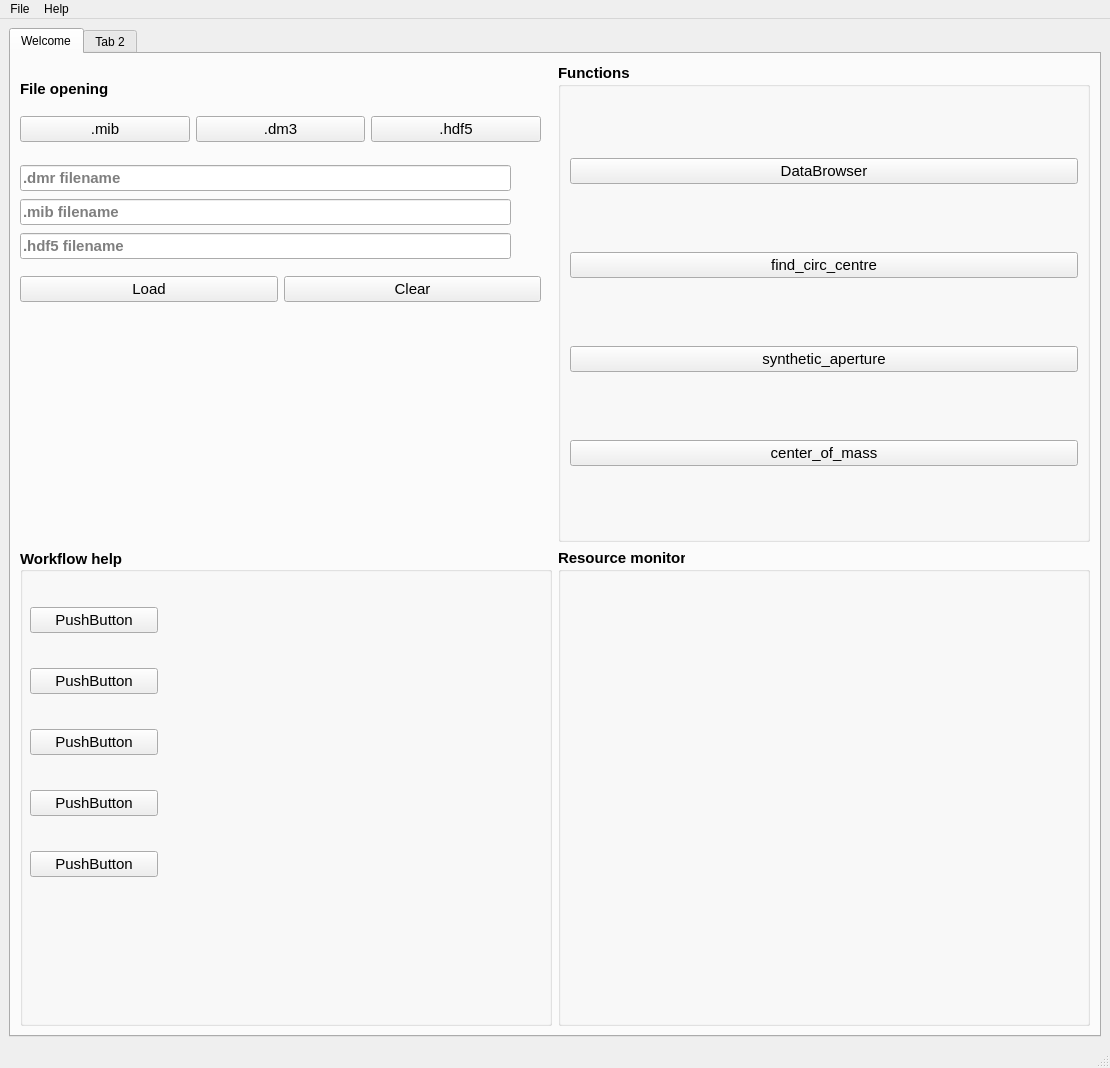
Old version of the form homescreen.ui in the repository CS26-FPD-Explorer/FPD-Explorer.
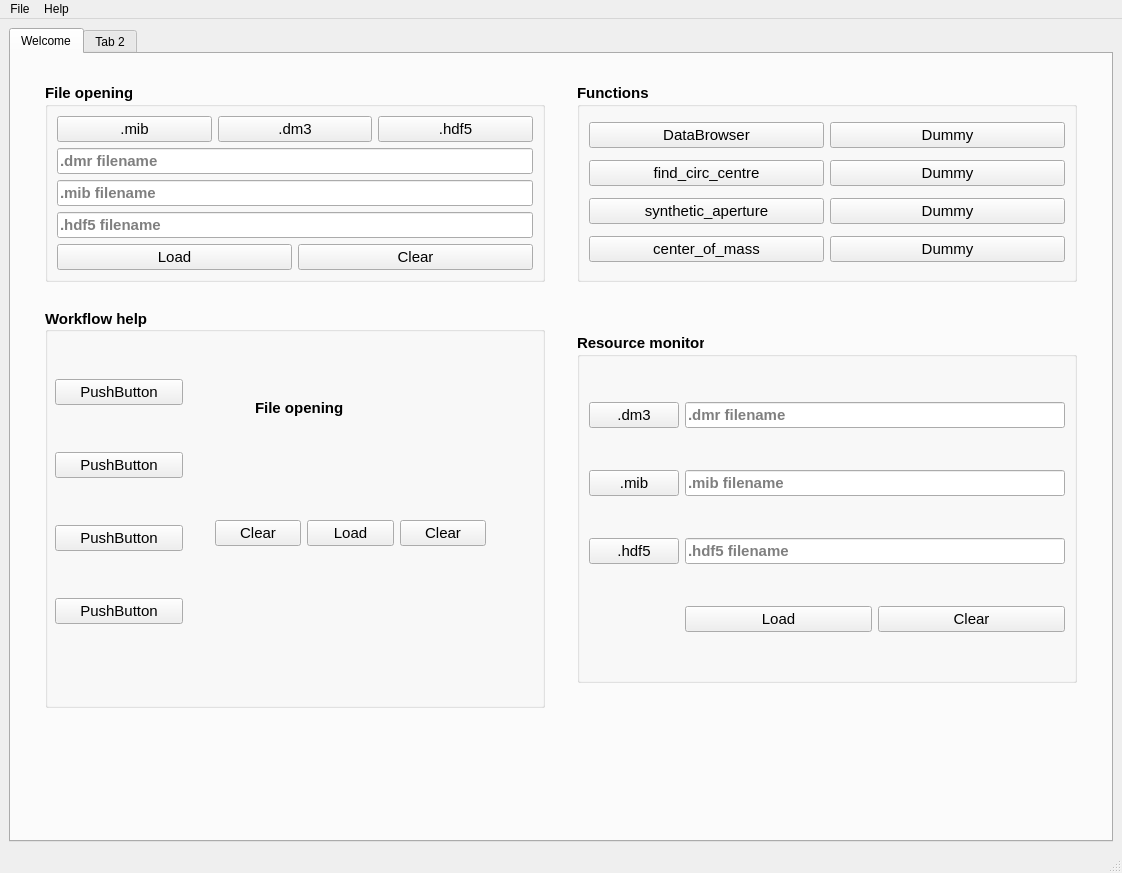
New version of the form.

Commit message: Layout changes to the whole tab to make its widgets scale in a sensible way + alternative file opening layout

Diff of the .ui file:
```diff
--- a/homescreen.ui
+++ b/homescreen.ui
@@ -6,8 +6,8 @@
    <rect>
     <x>0</x>
     <y>0</y>
-    <width>1110</width>
-    <height>1068</height>
+    <width>1122</width>
+    <height>873</height>
    </rect>
   </property>
   <property name="windowTitle">
@@ -19,8 +19,8 @@
      <widget class="QTabWidget" name="tabWidget">
       <property name="minimumSize">
        <size>
-        <width>1088</width>
-        <height>995</height>
+        <width>1100</width>
+        <height>800</height>
        </size>
       </property>
       <property name="currentIndex">
@@ -31,8 +31,42 @@
         <string>Welcome</string>
        </attribute>
        <layout class="QGridLayout" name="gridLayout">
-        <item row="1" column="1">
-         <widget class="QGroupBox" name="groupBox_2">
+        <item row="1" column="2">
+         <spacer name="mid_hSpacer">
+          <property name="orientation">
+           <enum>Qt::Horizontal</enum>
+          </property>
+          <property name="sizeType">
+           <enum>QSizePolicy::Maximum</enum>
+          </property>
+          <property name="sizeHint" stdset="0">
+           <size>
+            <width>100</width>
+            <height>20</height>
+           </size>
+          </property>
+         </spacer>
+        </item>
+        <item row="3" column="3">
+         <widget class="QGroupBox" name="resource_groupBox">
+          <property name="sizePolicy">
+           <sizepolicy hsizetype="Expanding" vsizetype="Expanding">
+            <horstretch>0</horstretch>
+            <verstretch>0</verstretch>
+           </sizepolicy>
+          </property>
+          <property name="minimumSize">
+           <size>
+            <width>500</width>
+            <height>0</height>
+           </size>
+          </property>
+          <property name="maximumSize">
+           <size>
+            <width>16777215</width>
+            <height>350</height>
+           </size>
+          </property>
           <property name="font">
            <font>
             <pointsize>11</pointsize>
@@ -42,32 +76,33 @@
            </font>
           </property>
           <property name="title">
-           <string>Functions</string>
+           <string>Resource monitor</string>
           </property>
-          <layout class="QGridLayout" name="gridLayout_3">
-           <item row="0" column="0">
-            <widget class="QPushButton" name="pushButton_40">
-             <property name="font">
-              <font>
-               <pointsize>11</pointsize>
-               <weight>50</weight>
-               <bold>false</bold>
-               <underline>false</underline>
-              </font>
+          <layout class="QGridLayout" name="gridLayout_4">
+           <item row="3" column="1" colspan="4">
+            <widget class="QLineEdit" name="hdf5_line_3">
+             <property name="autoFillBackground">
+              <bool>false</bool>
              </property>
+             <property name="inputMask">
+              <string/>
+             </property>
              <property name="text">
-              <string>DataBrowser</string>
+              <string/>
              </property>
-             <property name="checkable">
-              <bool>false</bool>
+             <property name="readOnly">
+              <bool>true</bool>
              </property>
-             <property name="flat">
-              <bool>false</bool>
+             <property name="placeholderText">
+              <string>.hdf5 filename</string>
              </property>
+             <property name="clearButtonEnabled">
+              <bool>true</bool>
+             </property>
             </widget>
            </item>
-           <item row="3" column="0">
-            <widget class="QPushButton" name="pushButton_39">
+           <item row="4" column="3" colspan="2">
+            <widget class="QPushButton" name="pushButton_21">
              <property name="font">
               <font>
                <pointsize>11</pointsize>
@@ -77,7 +112,7 @@
               </font>
              </property>
              <property name="text">
-              <string>center_of_mass</string>
+              <string>Clear</string>
              </property>
              <property name="checkable">
               <bool>false</bool>
@@ -87,8 +122,27 @@
              </property>
             </widget>
            </item>
+           <item row="2" column="1" colspan="4">
+            <widget class="QLineEdit" name="mib_line_3">
+             <property name="inputMask">
+              <string/>
+             </property>
+             <property name="text">
+              <string/>
+             </property>
+             <property name="readOnly">
+              <bool>true</bool>
+             </property>
+             <property name="placeholderText">
+              <string>.mib filename</string>
+             </property>
+             <property name="clearButtonEnabled">
+              <bool>true</bool>
+             </property>
+            </widget>
+           </item>
            <item row="1" column="0">
-            <widget class="QPushButton" name="pushButton_38">
+            <widget class="QPushButton" name="pushButton_17">
              <property name="font">
               <font>
                <pointsize>11</pointsize>
@@ -98,7 +152,7 @@
               </font>
              </property>
              <property name="text">
-              <string>find_circ_centre</string>
+              <string>.dm3</string>
              </property>
              <property name="checkable">
               <bool>false</bool>
@@ -109,7 +163,7 @@
             </widget>
            </item>
            <item row="2" column="0">
-            <widget class="QPushButton" name="pushButton_37">
+            <widget class="QPushButton" name="pushButton_16">
              <property name="font">
               <font>
                <pointsize>11</pointsize>
@@ -119,7 +173,7 @@
               </font>
              </property>
              <property name="text">
-              <string>synthetic_aperture</string>
+              <string>.mib</string>
              </property>
              <property name="checkable">
               <bool>false</bool>
@@ -129,11 +183,100 @@
              </property>
             </widget>
            </item>
+           <item row="3" column="0">
+            <widget class="QPushButton" name="pushButton_18">
+             <property name="font">
+              <font>
+               <pointsize>11</pointsize>
+               <weight>50</weight>
+               <bold>false</bold>
+               <underline>false</underline>
+              </font>
+             </property>
+             <property name="text">
+              <string>.hdf5</string>
+             </property>
+             <property name="checkable">
+              <bool>false</bool>
+             </property>
+             <property name="flat">
+              <bool>false</bool>
+             </property>
+            </widget>
+           </item>
+           <item row="4" column="1" colspan="2">
+            <widget class="QPushButton" name="pushButton_19">
+             <property name="font">
+              <font>
+               <pointsize>11</pointsize>
+               <weight>50</weight>
+               <bold>false</bold>
+               <underline>false</underline>
+              </font>
+             </property>
+             <property name="text">
+              <string>Load</string>
+             </property>
+             <property name="checkable">
+              <bool>false</bool>
+             </property>
+             <property name="flat">
+              <bool>false</bool>
+             </property>
+            </widget>
+           </item>
+           <item row="1" column="1" colspan="4">
+            <widget class="QLineEdit" name="dm3_line_3">
+             <property name="inputMask">
+              <string/>
+             </property>
+             <property name="text">
+              <string/>
+             </property>
+             <property name="readOnly">
+              <bool>true</bool>
+             </property>
+             <property name="placeholderText">
+              <string>.dmr filename</string>
+             </property>
+             <property name="clearButtonEnabled">
+              <bool>true</bool>
+             </property>
+            </widget>
+           </item>
           </layout>
          </widget>
         </item>
-        <item row="2" column="0">
+        <item row="1" column="4">
+         <spacer name="right_hSpacer">
+          <property name="orientation">
+           <enum>Qt::Horizontal</enum>
+          </property>
+          <property name="sizeType">
+           <enum>QSizePolicy::Expanding</enum>
+          </property>
+          <property name="sizeHint" stdset="0">
+           <size>
+            <width>100</width>
+            <height>20</height>
+           </size>
+          </property>
+         </spacer>
+        </item>
+        <item row="3" column="1">
          <widget class="QGroupBox" name="groupBox_3">
+          <property name="sizePolicy">
+           <sizepolicy hsizetype="Expanding" vsizetype="Expanding">
+            <horstretch>0</horstretch>
+            <verstretch>0</verstretch>
+           </sizepolicy>
+          </property>
+          <property name="minimumSize">
+           <size>
+            <width>0</width>
+            <height>400</height>
+           </size>
+          </property>
           <property name="font">
            <font>
             <pointsize>11</pointsize>
@@ -167,27 +310,6 @@
             </rect>
            </property>
            <layout class="QVBoxLayout" name="verticalLayout">
-            <item>
-             <widget class="QPushButton" name="pushButton">
-              <property name="font">
-               <font>
-                <pointsize>11</pointsize>
-                <weight>50</weight>
-                <bold>false</bold>
-                <underline>false</underline>
-               </font>
-              </property>
-              <property name="text">
-               <string>PushButton</string>
-              </property>
-              <property name="checkable">
-               <bool>false</bool>
-              </property>
-              <property name="flat">
-               <bool>false</bool>
-              </property>
-             </widget>
-            </item>
             <item>
              <widget class="QPushButton" name="pushButton_2">
               <property name="font">
@@ -274,76 +396,43 @@
             </item>
            </layout>
           </widget>
-         </widget>
-        </item>
-        <item row="2" column="1">
-         <widget class="QGroupBox" name="groupBox_4">
-          <property name="font">
-           <font>
-            <pointsize>11</pointsize>
-            <weight>75</weight>
-            <bold>true</bold>
-            <underline>false</underline>
-           </font>
-          </property>
-          <property name="title">
-           <string>Resource monitor</string>
-          </property>
-         </widget>
-        </item>
-        <item row="1" column="0">
-         <widget class="QFrame" name="frame">
-          <property name="font">
-           <font>
-            <pointsize>11</pointsize>
-            <weight>75</weight>
-            <bold>true</bold>
-            <underline>false</underline>
-           </font>
-          </property>
-          <widget class="QWidget" name="layoutWidget">
+          <widget class="QLabel" name="label">
            <property name="geometry">
             <rect>
-             <x>0</x>
-             <y>0</y>
-             <width>170</width>
-             <height>51</height>
+             <x>210</x>
+             <y>80</y>
+             <width>269</width>
+             <height>39</height>
             </rect>
            </property>
-           <layout class="QVBoxLayout" name="verticalLayout_2">
-            <item>
-             <widget class="QLabel" name="label">
-              <property name="text">
-               <string>File opening</string>
-              </property>
-              <property name="textFormat">
-               <enum>Qt::AutoText</enum>
-              </property>
-              <property name="scaledContents">
-               <bool>false</bool>
-              </property>
-              <property name="alignment">
-               <set>Qt::AlignLeading|Qt::AlignLeft|Qt::AlignVCenter</set>
-              </property>
-              <property name="wordWrap">
-               <bool>false</bool>
-              </property>
-             </widget>
-            </item>
-           </layout>
+           <property name="text">
+            <string>File opening</string>
+           </property>
+           <property name="textFormat">
+            <enum>Qt::AutoText</enum>
+           </property>
+           <property name="scaledContents">
+            <bool>false</bool>
+           </property>
+           <property name="alignment">
+            <set>Qt::AlignLeading|Qt::AlignLeft|Qt::AlignVCenter</set>
+           </property>
+           <property name="wordWrap">
+            <bool>false</bool>
+           </property>
           </widget>
-          <widget class="QWidget" name="verticalLayoutWidget">
+          <widget class="QWidget" name="layoutWidget_2">
            <property name="geometry">
             <rect>
-             <x>0</x>
-             <y>50</y>
-             <width>521</width>
-             <height>33</height>
+             <x>170</x>
+             <y>190</y>
+             <width>271</width>
+             <height>71</height>
             </rect>
            </property>
-           <layout class="QHBoxLayout" name="horizontalLayout">
+           <layout class="QHBoxLayout" name="horizontalLayout_3">
             <item>
-             <widget class="QPushButton" name="pushButton_6">
+             <widget class="QPushButton" name="pushButton_20">
               <property name="font">
                <font>
                 <pointsize>11</pointsize>
@@ -353,7 +442,7 @@
                </font>
               </property>
               <property name="text">
-               <string>.mib</string>
+               <string>Clear</string>
               </property>
               <property name="checkable">
                <bool>false</bool>
@@ -364,61 +453,7 @@
              </widget>
             </item>
             <item>
-             <widget class="QPushButton" name="pushButton_7">
-              <property name="font">
-               <font>
-                <pointsize>11</pointsize>
-                <weight>50</weight>
-                <bold>false</bold>
-                <underline>false</underline>
-               </font>
-              </property>
-              <property name="text">
-               <string>.dm3</string>
-              </property>
-              <property name="checkable">
-               <bool>false</bool>
-              </property>
-              <property name="flat">
-               <bool>false</bool>
-              </property>
-             </widget>
-            </item>
-            <item>
-             <widget class="QPushButton" name="pushButton_8">
-              <property name="font">
-               <font>
-                <pointsize>11</pointsize>
-                <weight>50</weight>
-                <bold>false</bold>
-                <underline>false</underline>
-               </font>
-              </property>
-              <property name="text">
-               <string>.hdf5</string>
-              </property>
-              <property name="checkable">
-               <bool>false</bool>
-              </property>
-              <property name="flat">
-               <bool>false</bool>
-              </property>
-             </widget>
-            </item>
-           </layout>
-          </widget>
-          <widget class="QWidget" name="verticalLayoutWidget_2">
-           <property name="geometry">
-            <rect>
-             <x>0</x>
-             <y>210</y>
-             <width>521</width>
-             <height>33</height>
-            </rect>
-           </property>
-           <layout class="QHBoxLayout" name="horizontalLayout_2">
-            <item>
-             <widget class="QPushButton" name="pushButton_11">
+             <widget class="QPushButton" name="pushButton_13">
               <property name="font">
                <font>
                 <pointsize>11</pointsize>
@@ -439,7 +474,7 @@
              </widget>
             </item>
             <item>
-             <widget class="QPushButton" name="pushButton_12">
+             <widget class="QPushButton" name="pushButton_14">
               <property name="font">
                <font>
                 <pointsize>11</pointsize>
@@ -461,80 +496,497 @@
             </item>
            </layout>
           </widget>
-          <widget class="QWidget" name="">
-           <property name="geometry">
-            <rect>
-             <x>0</x>
-             <y>100</y>
-             <width>491</width>
-             <height>100</height>
-            </rect>
-           </property>
-           <layout class="QVBoxLayout" name="verticalLayout_3">
-            <item>
-             <widget class="QLineEdit" name="dm3_line">
-              <property name="inputMask">
-               <string/>
-              </property>
-              <property name="text">
-               <string/>
-              </property>
-              <property name="readOnly">
-               <bool>true</bool>
-              </property>
-              <property name="placeholderText">
-               <string>.dmr filename</string>
-              </property>
-              <property name="clearButtonEnabled">
-               <bool>true</bool>
-              </property>
-             </widget>
-            </item>
-            <item>
-             <widget class="QLineEdit" name="mib_line">
-              <property name="inputMask">
-               <string/>
-              </property>
-              <property name="text">
-               <string/>
-              </property>
-              <property name="readOnly">
-               <bool>true</bool>
-              </property>
-              <property name="placeholderText">
-               <string>.mib filename</string>
-              </property>
-              <property name="clearButtonEnabled">
-               <bool>true</bool>
-              </property>
-             </widget>
-            </item>
-            <item>
-             <widget class="QLineEdit" name="hdf5_line">
-              <property name="autoFillBackground">
-               <bool>false</bool>
-              </property>
-              <property name="inputMask">
-               <string/>
-              </property>
-              <property name="text">
-               <string/>
-              </property>
-              <property name="readOnly">
-               <bool>true</bool>
-              </property>
-              <property name="placeholderText">
-               <string>.hdf5 filename</string>
-              </property>
-              <property name="clearButtonEnabled">
-               <bool>true</bool>
-              </property>
-             </widget>
-            </item>
-           </layout>
-          </widget>
          </widget>
         </item>
+        <item row="2" column="3">
+         <spacer name="verticalSpacer">
+          <property name="orientation">
+           <enum>Qt::Vertical</enum>
+          </property>
+          <property name="sizeType">
+           <enum>QSizePolicy::Maximum</enum>
+          </property>
+          <property name="sizeHint" stdset="0">
+           <size>
+            <width>20</width>
+            <height>20</height>
+           </size>
+          </property>
+         </spacer>
+        </item>
+        <item row="1" column="3">
+         <widget class="QGroupBox" name="functions_groupBox">
+          <property name="sizePolicy">
+           <sizepolicy hsizetype="Expanding" vsizetype="Expanding">
+            <horstretch>0</horstretch>
+            <verstretch>0</verstretch>
+           </sizepolicy>
+          </property>
+          <property name="minimumSize">
+           <size>
+            <width>500</width>
+            <height>0</height>
+           </size>
+          </property>
+          <property name="font">
+           <font>
+            <pointsize>11</pointsize>
+            <weight>75</weight>
+            <bold>true</bold>
+            <underline>false</underline>
+           </font>
+          </property>
+          <property name="title">
+           <string>Functions</string>
+          </property>
+          <layout class="QGridLayout" name="gridLayout_3">
+           <item row="1" column="1">
+            <widget class="QPushButton" name="pushButton_43">
+             <property name="font">
+              <font>
+               <pointsize>11</pointsize>
+               <weight>50</weight>
+               <bold>false</bold>
+               <underline>false</underline>
+              </font>
+             </property>
+             <property name="text">
+              <string>Dummy</string>
+             </property>
+             <property name="checkable">
+              <bool>false</bool>
+             </property>
+             <property name="flat">
+              <bool>false</bool>
+             </property>
+            </widget>
+           </item>
+           <item row="3" column="0">
+            <widget class="QPushButton" name="pushButton_39">
+             <property name="font">
+              <font>
+               <pointsize>11</pointsize>
+               <weight>50</weight>
+               <bold>false</bold>
+               <underline>false</underline>
+              </font>
+             </property>
+             <property name="text">
+              <string>center_of_mass</string>
+             </property>
+             <property name="checkable">
+              <bool>false</bool>
+             </property>
+             <property name="flat">
+              <bool>false</bool>
+             </property>
+            </widget>
+           </item>
+           <item row="2" column="1">
+            <widget class="QPushButton" name="pushButton_42">
+             <property name="font">
+              <font>
+               <pointsize>11</pointsize>
+               <weight>50</weight>
+               <bold>false</bold>
+               <underline>false</underline>
+              </font>
+             </property>
+             <property name="text">
+              <string>Dummy</string>
+             </property>
+             <property name="checkable">
+              <bool>false</bool>
+             </property>
+             <property name="flat">
+              <bool>false</bool>
+             </property>
+            </widget>
+           </item>
+           <item row="0" column="0">
+            <widget class="QPushButton" name="pushButton_40">
+             <property name="font">
+              <font>
+               <pointsize>11</pointsize>
+               <weight>50</weight>
+               <bold>false</bold>
+               <underline>false</underline>
+              </font>
+             </property>
+             <property name="text">
+              <string>DataBrowser</string>
+             </property>
+             <property name="checkable">
+              <bool>false</bool>
+             </property>
+             <property name="flat">
+              <bool>false</bool>
+             </property>
+            </widget>
+           </item>
+           <item row="2" column="0">
+            <widget class="QPushButton" name="pushButton_37">
+             <property name="font">
+              <font>
+               <pointsize>11</pointsize>
+               <weight>50</weight>
+               <bold>false</bold>
+               <underline>false</underline>
+              </font>
+             </property>
+             <property name="text">
+              <string>synthetic_aperture</string>
+             </property>
+             <property name="checkable">
+              <bool>false</bool>
+             </property>
+             <property name="flat">
+              <bool>false</bool>
+             </property>
+            </widget>
+           </item>
+           <item row="1" column="0">
+            <widget class="QPushButton" name="pushButton_38">
+             <property name="font">
+              <font>
+               <pointsize>11</pointsize>
+               <weight>50</weight>
+               <bold>false</bold>
+               <underline>false</underline>
+              </font>
+             </property>
+             <property name="text">
+              <string>find_circ_centre</string>
+             </property>
+             <property name="checkable">
+              <bool>false</bool>
+             </property>
+             <property name="flat">
+              <bool>false</bool>
+             </property>
+            </widget>
+           </item>
+           <item row="0" column="1">
+            <widget class="QPushButton" name="pushButton">
+             <property name="font">
+              <font>
+               <pointsize>11</pointsize>
+               <weight>50</weight>
+               <bold>false</bold>
+               <underline>false</underline>
+              </font>
+             </property>
+             <property name="text">
+              <string>Dummy</string>
+             </property>
+             <property name="checkable">
+              <bool>false</bool>
+             </property>
+             <property name="flat">
+              <bool>false</bool>
+             </property>
+            </widget>
+           </item>
+           <item row="3" column="1">
+            <widget class="QPushButton" name="pushButton_41">
+             <property name="font">
+              <font>
+               <pointsize>11</pointsize>
+               <weight>50</weight>
+               <bold>false</bold>
+               <underline>false</underline>
+              </font>
+             </property>
+             <property name="text">
+              <string>Dummy</string>
+             </property>
+             <property name="checkable">
+              <bool>false</bool>
+             </property>
+             <property name="flat">
+              <bool>false</bool>
+             </property>
+            </widget>
+           </item>
+          </layout>
+         </widget>
+        </item>
+        <item row="4" column="1">
+         <spacer name="verticalSpacer_2">
+          <property name="orientation">
+           <enum>Qt::Vertical</enum>
+          </property>
+          <property name="sizeType">
+           <enum>QSizePolicy::Expanding</enum>
+          </property>
+          <property name="sizeHint" stdset="0">
+           <size>
+            <width>20</width>
+            <height>40</height>
+           </size>
+          </property>
+         </spacer>
+        </item>
+        <item row="1" column="0">
+         <spacer name="left_hSpacer">
+          <property name="orientation">
+           <enum>Qt::Horizontal</enum>
+          </property>
+          <property name="sizeType">
+           <enum>QSizePolicy::Maximum</enum>
+          </property>
+          <property name="sizeHint" stdset="0">
+           <size>
+            <width>100</width>
+            <height>20</height>
+           </size>
+          </property>
+         </spacer>
+        </item>
+        <item row="1" column="1">
+         <widget class="QGroupBox" name="file_groupBox">
+          <property name="sizePolicy">
+           <sizepolicy hsizetype="Expanding" vsizetype="Expanding">
+            <horstretch>0</horstretch>
+            <verstretch>0</verstretch>
+           </sizepolicy>
+          </property>
+          <property name="minimumSize">
+           <size>
+            <width>500</width>
+            <height>0</height>
+           </size>
+          </property>
+          <property name="maximumSize">
+           <size>
+            <width>16777215</width>
+            <height>300</height>
+           </size>
+          </property>
+          <property name="font">
+           <font>
+            <pointsize>11</pointsize>
+            <weight>75</weight>
+            <bold>true</bold>
+            <underline>false</underline>
+           </font>
+          </property>
+          <property name="title">
+           <string>File opening</string>
+          </property>
+          <layout class="QVBoxLayout" name="verticalLayout_11">
+           <item>
+            <layout class="QHBoxLayout" name="horizontalLayout">
+             <item>
+              <widget class="QPushButton" name="pushButton_6">
+               <property name="font">
+                <font>
+                 <pointsize>11</pointsize>
+                 <weight>50</weight>
+                 <bold>false</bold>
+                 <underline>false</underline>
+                </font>
+               </property>
+               <property name="text">
+                <string>.mib</string>
+               </property>
+               <property name="checkable">
+                <bool>false</bool>
+               </property>
+               <property name="flat">
+                <bool>false</bool>
+               </property>
+              </widget>
+             </item>
+             <item>
+              <widget class="QPushButton" name="pushButton_7">
+               <property name="font">
+                <font>
+                 <pointsize>11</pointsize>
+                 <weight>50</weight>
+                 <bold>false</bold>
+                 <underline>false</underline>
+                </font>
+               </property>
+               <property name="text">
+                <string>.dm3</string>
+               </property>
+               <property name="checkable">
+                <bool>false</bool>
+               </property>
+               <property name="flat">
+                <bool>false</bool>
+               </property>
+              </widget>
+             </item>
+             <item>
+              <widget class="QPushButton" name="pushButton_8">
+               <property name="font">
+                <font>
+                 <pointsize>11</pointsize>
+                 <weight>50</weight>
+                 <bold>false</bold>
+                 <underline>false</underline>
+                </font>
+               </property>
+               <property name="text">
+                <string>.hdf5</string>
+               </property>
+               <property name="checkable">
+                <bool>false</bool>
+               </property>
+               <property name="flat">
+                <bool>false</bool>
+               </property>
+              </widget>
+             </item>
+            </layout>
+           </item>
+           <item>
+            <layout class="QVBoxLayout" name="verticalLayout_3">
+             <item>
+              <widget class="QLineEdit" name="dm3_line">
+               <property name="inputMask">
+                <string/>
+               </property>
+               <property name="text">
+                <string/>
+               </property>
+               <property name="readOnly">
+                <bool>true</bool>
+               </property>
+               <property name="placeholderText">
+                <string>.dmr filename</string>
+               </property>
+               <property name="clearButtonEnabled">
+                <bool>true</bool>
+               </property>
+              </widget>
+             </item>
+             <item>
+              <widget class="QLineEdit" name="mib_line">
+               <property name="inputMask">
+                <string/>
+               </property>
+               <property name="text">
+                <string/>
+               </property>
+               <property name="readOnly">
+                <bool>true</bool>
+               </property>
+               <property name="placeholderText">
+                <string>.mib filename</string>
+               </property>
+               <property name="clearButtonEnabled">
+                <bool>true</bool>
+               </property>
+              </widget>
+             </item>
+             <item>
+              <widget class="QLineEdit" name="hdf5_line">
+               <property name="autoFillBackground">
+                <bool>false</bool>
+               </property>
+               <property name="inputMask">
+                <string/>
+               </property>
+               <property name="text">
+                <string/>
+               </property>
+               <property name="readOnly">
+                <bool>true</bool>
+               </property>
+               <property name="placeholderText">
+                <string>.hdf5 filename</string>
+               </property>
+               <property name="clearButtonEnabled">
+                <bool>true</bool>
+               </property>
+              </widget>
+             </item>
+            </layout>
+           </item>
+           <item>
+            <layout class="QHBoxLayout" name="horizontalLayout_2">
+             <item>
+              <widget class="QPushButton" name="pushButton_11">
+               <property name="font">
+                <font>
+                 <pointsize>11</pointsize>
+                 <weight>50</weight>
+                 <bold>false</bold>
+                 <underline>false</underline>
+                </font>
+               </property>
+               <property name="text">
+                <string>Load</string>
+               </property>
+               <property name="checkable">
+                <bool>false</bool>
+               </property>
+               <property name="flat">
+                <bool>false</bool>
+               </property>
+              </widget>
+             </item>
+             <item>
+              <widget class="QPushButton" name="pushButton_12">
+               <property name="font">
+                <font>
+                 <pointsize>11</pointsize>
+                 <weight>50</weight>
+                 <bold>false</bold>
+                 <underline>false</underline>
+                </font>
+               </property>
+               <property name="text">
+                <string>Clear</string>
+               </property>
+               <property name="checkable">
+                <bool>false</bool>
+               </property>
+               <property name="flat">
+                <bool>false</bool>
+               </property>
+              </widget>
+             </item>
+            </layout>
+           </item>
+          </layout>
+         </widget>
+        </item>
+        <item row="0" column="1">
+         <spacer name="verticalSpacer_3">
+          <property name="orientation">
+           <enum>Qt::Vertical</enum>
+          </property>
+          <property name="sizeType">
+           <enum>QSizePolicy::Fixed</enum>
+          </property>
+          <property name="sizeHint" stdset="0">
+           <size>
+            <width>20</width>
+            <height>20</height>
+           </size>
+          </property>
+         </spacer>
+        </item>
+        <item row="0" column="3">
+         <spacer name="verticalSpacer_4">
+          <property name="orientation">
+           <enum>Qt::Vertical</enum>
+          </property>
+          <property name="sizeType">
+           <enum>QSizePolicy::Fixed</enum>
+          </property>
+          <property name="sizeHint" stdset="0">
+           <size>
+            <width>20</width>
+            <height>20</height>
+           </size>
+          </property>
+         </spacer>
+        </item>
        </layout>
       </widget>
       <widget class="QWidget" name="tab_2">
@@ -551,7 +1003,7 @@
     <rect>
      <x>0</x>
      <y>0</y>
-     <width>1110</width>
+     <width>1122</width>
      <height>26</height>
     </rect>
    </property>
```
The commit also changes 1 other file.
